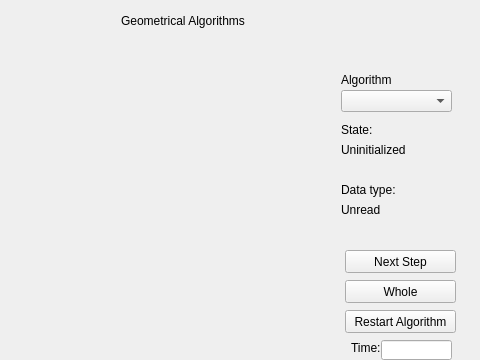
Old version of the form src/QMainInterface.ui in the repository Swistusmen/Geometric-Algorithms; both pictures show x 149 to 629 and y 0 to 360 of the 629 by 528 pixel window.
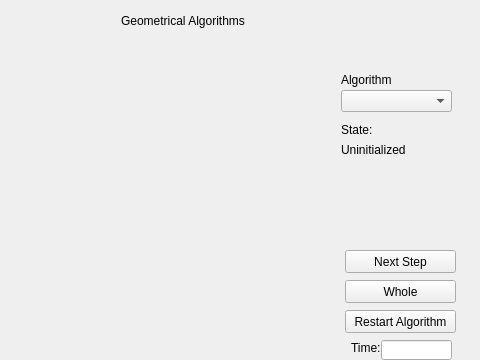
New version of the form. The open tabs and pages were chosen to show the change. Icons and pictures are not drawn.

Commit message: definitely finished ui

```diff
--- a/src/QMainInterface.ui
+++ b/src/QMainInterface.ui
@@ -109,32 +109,6 @@
       <string>Uninitialized</string>
      </property>
     </widget>
-    <widget class="QLabel" name="const_data">
-     <property name="geometry">
-      <rect>
-       <x>480</x>
-       <y>130</y>
-       <width>111</width>
-       <height>20</height>
-      </rect>
-     </property>
-     <property name="text">
-      <string>Data type:</string>
-     </property>
-    </widget>
-    <widget class="QLabel" name="current_loaded_data">
-     <property name="geometry">
-      <rect>
-       <x>480</x>
-       <y>150</y>
-       <width>111</width>
-       <height>20</height>
-      </rect>
-     </property>
-     <property name="text">
-      <string>Unread</string>
-     </property>
-    </widget>
     <widget class="QPushButton" name="next_step">
      <property name="geometry">
       <rect>
```
Left out of the diff: 21 changed lines with no effect on the pictures.
